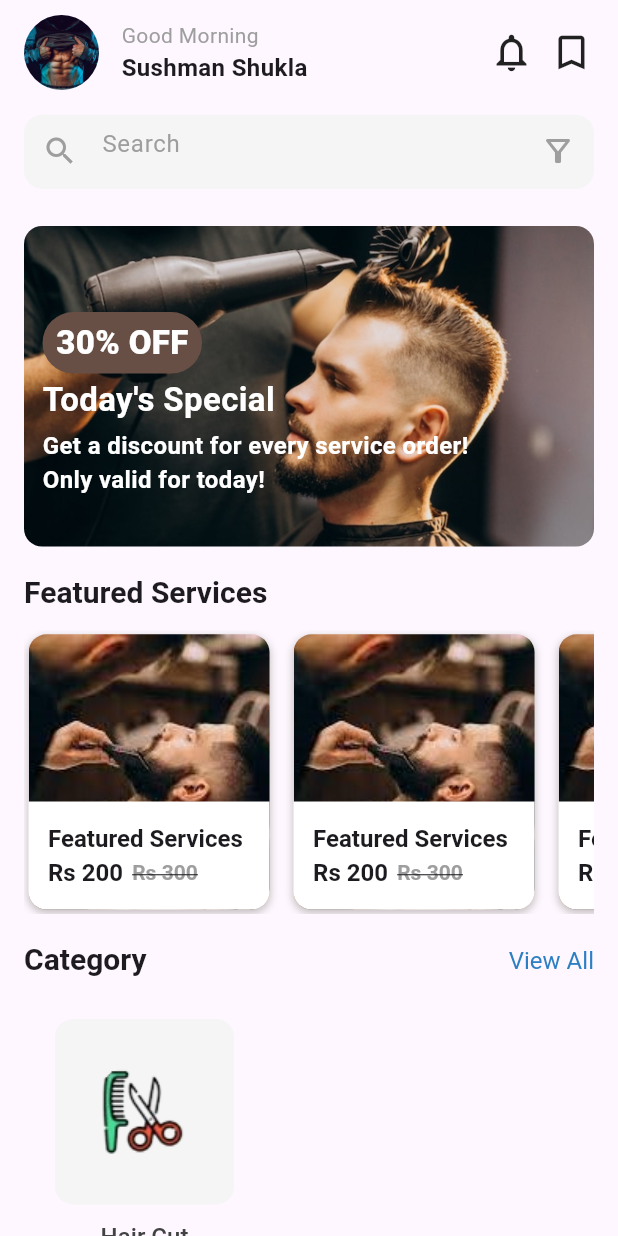
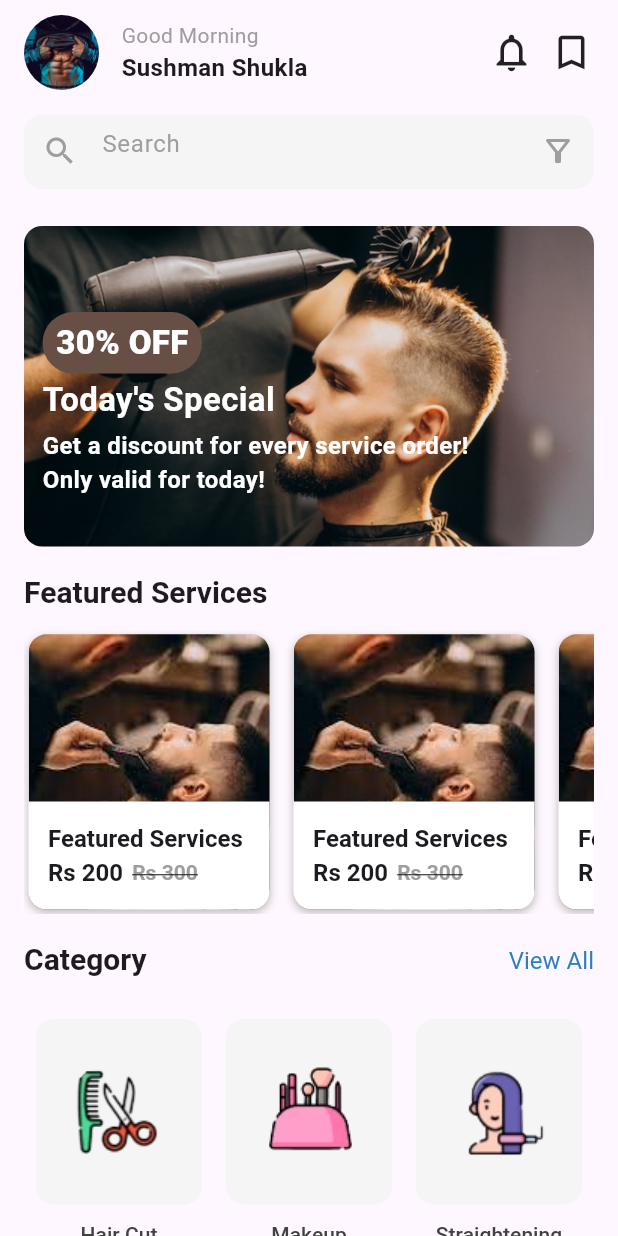
Before and after one commit to Uttkarsh-raj/Barber-Shop, a Flutter app: the screen it shows after launch, on a phone screen of 412 x 824 dp. Run offline on Flutter 3.47's test engine with Material 3 defaults, Android fonts, the light colour scheme and no system bars; our stand-ins replace firebase_core; accounts and stored records are empty.

Commit message:
home page almost done

```diff
--- a/lib/main.dart
+++ b/lib/main.dart
@@ -1,6 +1,5 @@
 import 'package:flutter/material.dart';
 import 'package:hair_salon/view/home.dart';
-import 'package:hair_salon/view/login.dart';
 
 void main() {
   runApp(const MyApp());
--- a/lib/view/home.dart
+++ b/lib/view/home.dart
@@ -10,6 +10,40 @@ class HomePage extends StatefulWidget {
 }
 
 class _HomePageState extends State<HomePage> {
+  final List<String> icons = [
+    'assets/icons/scissors.png',
+    'assets/icons/makeup_icon.png',
+    'assets/icons/hair_str_icon.png',
+    'assets/icons/mani_icon.png',
+    'assets/icons/spa_icon.png',
+    'assets/icons/b_trim_icon.png',
+  ];
+  final List<String> title = [
+    'Hair Cut',
+    'Makeup',
+    'Straightening',
+    'Mani-Pedi',
+    'Spa/Massage',
+    'Beard Trimming',
+  ];
+  final List<String> services = [
+    'All',
+    'Hair Cut',
+    'Makeup',
+    'Straightening',
+    'Mani-Pedi',
+    'Spa/Massage',
+    'Beard Trimming',
+  ];
+  final List<bool> values = [
+    true,
+    false,
+    false,
+    false,
+    false,
+    false,
+    false,
+  ];
   @override
   Widget build(BuildContext context) {
     Size size = MediaQuery.of(context).size;
@@ -214,7 +248,83 @@ class _HomePageState extends State<HomePage> {
                   ],
                 ),
                 SizedBox(height: size.height * 0.02),
-                CategoryListTile(),
+                GridView.builder(
+                  gridDelegate: const SliverGridDelegateWithFixedCrossAxisCount(
+                    crossAxisCount: 3,
+                    crossAxisSpacing: 0.0,
+                    mainAxisSpacing: 0.0,
+                    childAspectRatio: 0.7,
+                  ),
+                  itemBuilder: (context, index) => CategoryListTile(
+                    icon: icons[index],
+                    title: title[index],
+                  ),
+                  itemCount: 6,
+                  physics: const NeverScrollableScrollPhysics(),
+                  shrinkWrap: true,
+                ),
+                SizedBox(height: size.height * 0.02),
+                const Text(
+                  'Most Popular Services',
+                  style: TextStyle(
+                    // color: Colors.white,
+                    fontSize: 20,
+                    letterSpacing: 0.02,
+                    fontWeight: FontWeight.w600,
+                  ),
+                ),
+                SizedBox(
+                  height: size.height * 0.062,
+                  width: size.width,
+                  child: ListView.builder(
+                    scrollDirection: Axis.horizontal,
+                    itemCount: services.length,
+                    itemBuilder: (context, index) {
+                      return Padding(
+                        padding: const EdgeInsets.only(top: 7, bottom: 7),
+                        child: GestureDetector(
+                          onTap: () {
+                            setState(
+                              () {
+                                for (var i = 0; i < values.length; i++) {
+                                  if (i == index) {
+                                    values[i] = true;
+                                  } else {
+                                    values[i] = false;
+                                  }
+                                }
+                              },
+                            );
+                          },
+                          child: Container(
+                            // width: size.width * 0.25,
+                            margin: const EdgeInsets.symmetric(horizontal: 8),
+                            padding: const EdgeInsets.symmetric(
+                                horizontal: 16, vertical: 8),
+                            decoration: BoxDecoration(
+                              color: values[index]
+                                  ? const Color.fromARGB(255, 10, 53, 87)
+                                  : const Color.fromARGB(255, 198, 229, 255),
+                              borderRadius: BorderRadius.circular(27),
+                            ),
+                            child: Center(
+                              child: Text(
+                                services[index],
+                                style: TextStyle(
+                                  fontWeight: FontWeight.w500,
+                                  color: values[index]
+                                      ? Colors.white
+                                      : Colors.blueGrey[900],
+                                  fontSize: 12,
+                                ),
+                              ),
+                            ),
+                          ),
+                        ),
+                      );
+                    },
+                  ),
+                ),
               ],
             ),
           ),
--- a/lib/widgets/category_listtile.dart
+++ b/lib/widgets/category_listtile.dart
@@ -1,7 +1,8 @@
 import 'package:flutter/material.dart';
 
 class CategoryListTile extends StatelessWidget {
-  const CategoryListTile({super.key});
+  final String icon, title;
+  const CategoryListTile({super.key, required this.icon, required this.title});
 
   @override
   Widget build(BuildContext context) {
@@ -21,15 +22,15 @@ class CategoryListTile extends StatelessWidget {
                 color: Colors.grey[100],
               ),
               child: Center(
-                child: Image.asset('assets/icons/scissors.png'),
+                child: Image.asset(icon),
               ),
             ),
             const SizedBox(height: 10),
             Text(
-              'Hair Cut',
+              title,
               style: TextStyle(
                 color: Colors.grey[800],
-                fontSize: 16,
+                fontSize: 14,
                 letterSpacing: 0.02,
                 fontWeight: FontWeight.w500,
               ),
```
